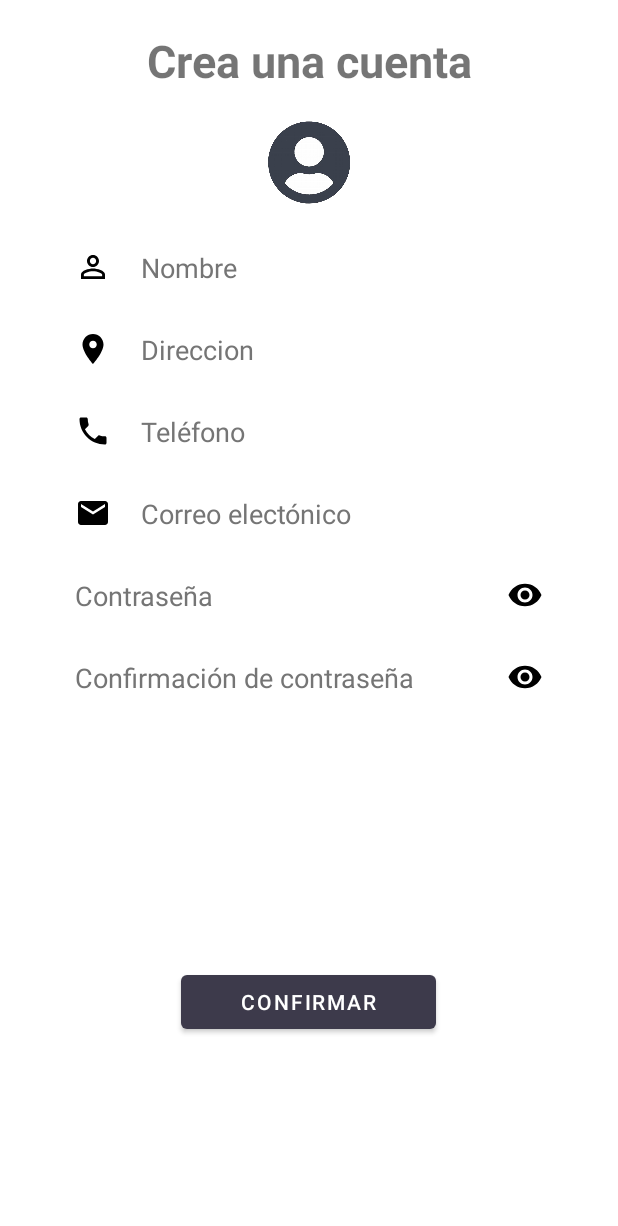
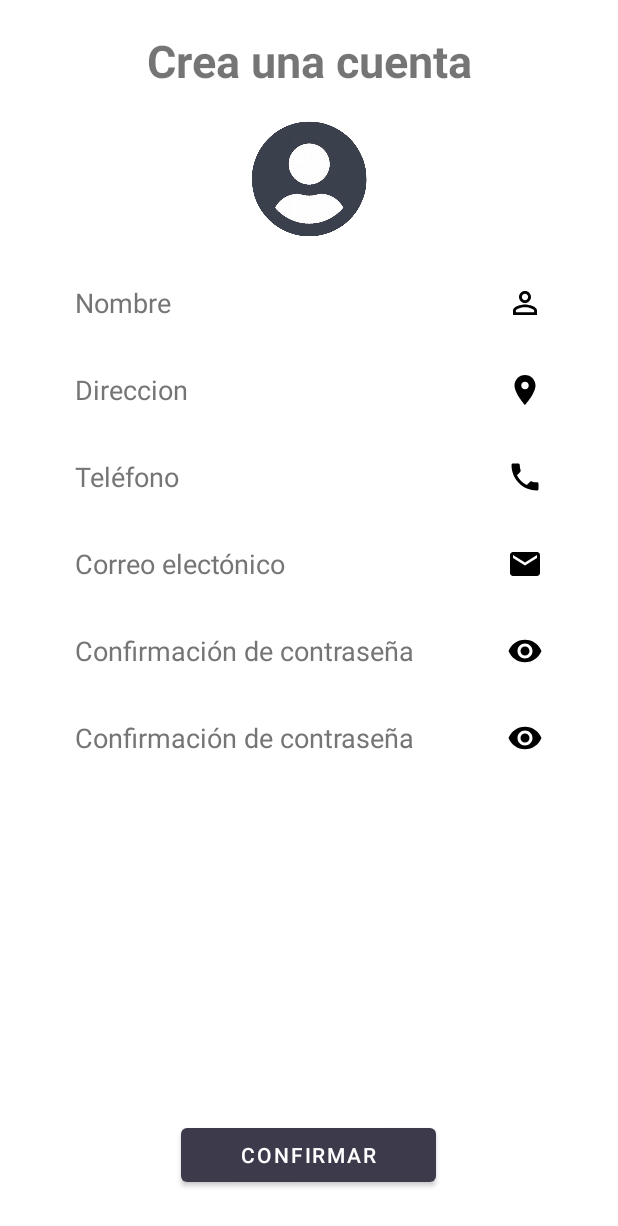
Before and after one commit to Zuri-sadai/AndroidApp, an Android app: the layout register_main.xml on its own in the app's theme, with its tools: preview values and no code run, on a phone screen of 412 x 824 dp. Shown: the top 1226 px of the screen. Run offline under Robolectric (Android 15) with nearby library versions, the phone set to English and light mode, and no system bars.

Commit message:
Contraseñas

```diff
--- a/app/src/main/res/layout/register_main.xml
+++ b/app/src/main/res/layout/register_main.xml
@@ -19,20 +19,20 @@
 
         <ImageView
             android:layout_width="wrap_content"
-            android:layout_height="55dp"
+            android:layout_height="77dp"
             android:layout_marginTop="20dp"
             android:src="@drawable/user" />
 
         <EditText
             android:id="@+id/username"
             android:layout_width="match_parent"
-            android:layout_height="wrap_content"
+            android:layout_height="48dp"
             android:layout_marginLeft="40dp"
             android:layout_marginTop="20dp"
             android:layout_marginRight="40dp"
             android:layout_marginBottom="10dp"
             android:background="@color/white"
-            android:drawableLeft="@drawable/baseline_person_outline_24"
+            android:drawableRight="@drawable/baseline_person_outline_24"
             android:drawablePadding="20dp"
             android:hint="Nombre"
             android:padding="10dp"
@@ -41,12 +41,12 @@
         <EditText
             android:id="@+id/direccion"
             android:layout_width="match_parent"
-            android:layout_height="wrap_content"
+            android:layout_height="48dp"
             android:layout_marginLeft="40dp"
             android:layout_marginRight="40dp"
             android:layout_marginBottom="10dp"
             android:background="@color/white"
-            android:drawableLeft="@drawable/baseline_location_on_24"
+            android:drawableRight="@drawable/baseline_location_on_24"
             android:drawablePadding="20dp"
             android:hint="Direccion"
             android:padding="10dp"
@@ -55,12 +55,12 @@
         <EditText
             android:id="@+id/telefono"
             android:layout_width="match_parent"
-            android:layout_height="wrap_content"
+            android:layout_height="48dp"
             android:layout_marginLeft="40dp"
             android:layout_marginRight="40dp"
             android:layout_marginBottom="10dp"
             android:background="@color/white"
-            android:drawableLeft="@drawable/baseline_phone_24"
+            android:drawableRight="@drawable/baseline_phone_24"
             android:drawablePadding="20dp"
             android:hint="Teléfono"
             android:padding="10dp"
@@ -69,12 +69,12 @@
         <EditText
             android:id="@+id/email"
             android:layout_width="match_parent"
-            android:layout_height="wrap_content"
+            android:layout_height="48dp"
             android:layout_marginLeft="40dp"
             android:layout_marginRight="40dp"
             android:layout_marginBottom="10dp"
             android:background="@color/white"
-            android:drawableLeft="@drawable/baseline_email_24"
+            android:drawableRight="@drawable/baseline_email_24"
             android:drawablePadding="20dp"
             android:hint="Correo electónico"
             android:padding="10dp"
@@ -83,37 +83,44 @@
         <EditText
             android:id="@+id/passwrd"
             android:layout_width="match_parent"
-            android:layout_height="wrap_content"
+            android:layout_height="48dp"
             android:layout_marginLeft="40dp"
             android:layout_marginRight="40dp"
             android:layout_marginBottom="10dp"
             android:background="@color/white"
             android:drawableRight="@drawable/baseline_remove_red_eye_24"
             android:drawablePadding="20dp"
-            android:hint="Contraseña"
+            android:hint="Confirmación de contraseña"
             android:inputType="textPassword"
             android:padding="10dp"
-            android:textColorHint="@color/gris" />
+            android:textColorHint="@color/gris"
+            android:onClick="togglePasswordVisibility" />
 
         <EditText
             android:id="@+id/repasswrd"
             android:layout_width="match_parent"
-            android:layout_height="wrap_content"
+            android:layout_height="48dp"
             android:layout_marginLeft="40dp"
             android:layout_marginRight="40dp"
             android:layout_marginBottom="10dp"
             android:background="@color/white"
             android:drawableRight="@drawable/baseline_remove_red_eye_24"
             android:drawablePadding="20dp"
-            android:hint="Confirmación de contraseña "
+            android:hint="Confirmación de contraseña"
             android:inputType="textPassword"
             android:padding="10dp"
-            android:textColorHint="@color/gris" />
+            android:textColorHint="@color/gris"
+            android:onClick="togglePasswordVisibility" />
+
+        <View
+            android:layout_width="match_parent"
+            android:layout_height="322dp"
+            android:layout_weight="1" />
 
         <Button
             android:id="@+id/boton"
             android:layout_width="170dp"
-            android:layout_height="wrap_content"
+            android:layout_height="48dp"
             android:layout_gravity="center"
             android:layout_marginTop="160dp"
             android:layout_marginBottom="30dp"
--- a/app/src/main/res/values/strings.xml
+++ b/app/src/main/res/values/strings.xml
@@ -16,7 +16,7 @@
     <string name="saludo">Hola, Nombre! </string>
     <string name="mensaje">Encuentra tu antojo favorito</string>
     <string name="registro">Crea una cuenta</string>
-    <string name="iniciosesion">Inicia sesion</string>
+    <string name="iniciosesion">Inicia sesión</string>
     <string name="cart">Carrito</string>
     <string name="profile">Perfil</string>
     <string name="info">Información</string>
@@ -28,5 +28,5 @@
     <string name="postres">Postres</string>
     <string name="pizza">Pizza</string>
     <string name="hint">Escriba su consulta aquí</string>
-    <string name="recomendados"> Recomendados para ti </string>
+    <string name="recomendados">Recomendados para ti </string>
 </resources>
```
Also changed, not shown: app/src/main/java/com/zuul/androidapp/MainActivity.java (+16 -2 lines), app/src/main/res/layout/login_main.xml (+7 -5 lines).
